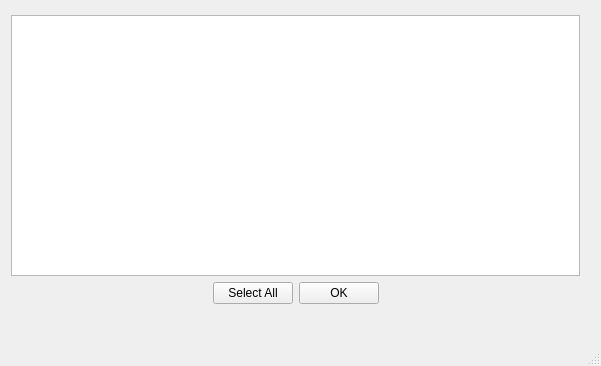
The window that mainwindow.ui (Quirtel/DiskAnalyzer) describes before a commit, drawn with Qt 5.
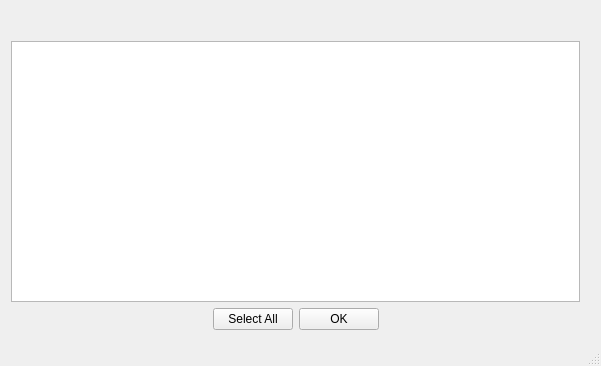
The same window after the commit.

Commit message: Added forms with output of properties of disks

```diff
--- a/mainwindow.ui
+++ b/mainwindow.ui
@@ -27,7 +27,7 @@
     <property name="geometry">
      <rect>
       <x>0</x>
-      <y>4</y>
+      <y>30</y>
       <width>591</width>
       <height>311</height>
      </rect>
```
Left out of the diff: 2 changed lines with no effect on the pictures. The commit also changes 4 other files.
